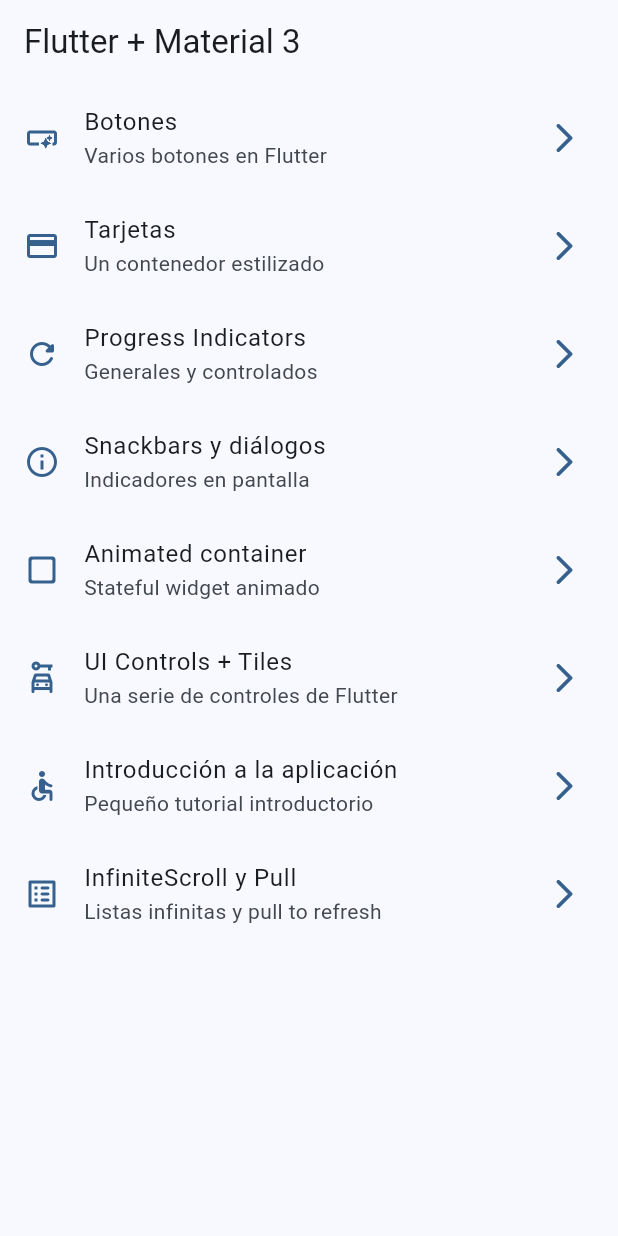
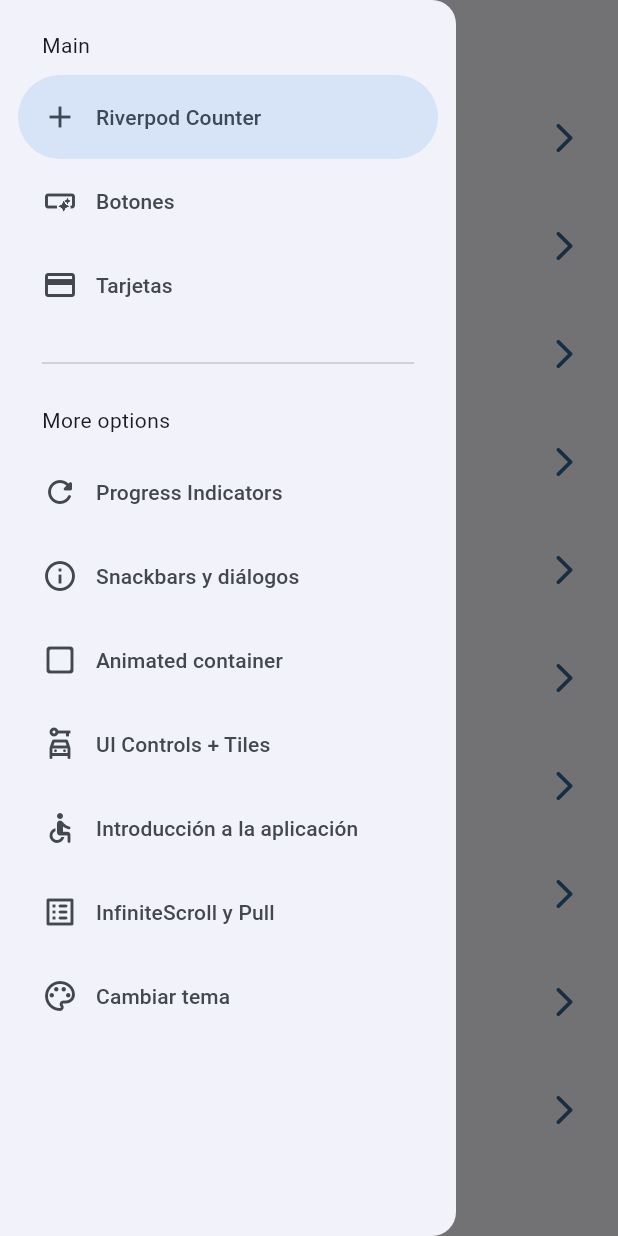
Before and after one commit to 8ctal/Flutter_mini_projects, a Flutter app: the screen it shows after launch, with the side drawer open (before the commit the screen has no drawer), on a phone screen of 412 x 824 dp. Run offline on Flutter 3.47's test engine with Material 3 defaults, Android fonts, the phone set to English and light mode, and no system bars; our stand-ins replace animate_do, flutter_riverpod, go_router, video_player.

Commit message:
Adding Riverpod provoder and change color scheme screen with dark mode

```diff
--- a/widgets_app/lib/config/menu/menu_items.dart
+++ b/widgets_app/lib/config/menu/menu_items.dart
@@ -14,6 +14,11 @@
 }
 
 const appMenuItems = <MenuItem>[
+  MenuItem(
+      title: 'Riverpod Counter',
+      subTitle: 'Contador de clicks con Riverpod',
+      link: '/counter',
+      icon: Icons.add),
   MenuItem(
       title: 'Botones',
       subTitle: 'Varios botones en Flutter',
@@ -54,4 +59,9 @@
       subTitle: 'Listas infinitas y pull to refresh',
       link: '/infinite',
       icon: Icons.list_alt_rounded),
+  MenuItem(
+      title: 'Cambiar tema',
+      subTitle: 'Cambiar tema de la aplicación',
+      link: '/theme-changer',
+      icon: Icons.color_lens_outlined),
 ];
--- a/widgets_app/lib/config/router/app_router.dart
+++ b/widgets_app/lib/config/router/app_router.dart
@@ -50,5 +50,15 @@
       name: InfiniteScrollScreen.name,
       builder: (context, state) => const InfiniteScrollScreen(),
     ),
+    GoRoute(
+      path: '/counter',
+      name: CounterScreen.name,
+      builder: (context, state) => const CounterScreen(),
+    ),
+    GoRoute(
+      path: '/theme-changer',
+      name: ThemeChangerScreen.name,
+      builder: (context, state) => const ThemeChangerScreen(),
+    ),
   ],
 );
--- a/widgets_app/lib/config/theme/app_theme.dart
+++ b/widgets_app/lib/config/theme/app_theme.dart
@@ -14,14 +14,23 @@
 
 class AppTheme {
   final int selectedColor;
+  final bool isDarkMode;
 
-  AppTheme({this.selectedColor = 0})
-      : assert(selectedColor >= 0, 'Selected color must be greater then 0'),
+  AppTheme({
+    this.selectedColor = 0,
+    this.isDarkMode = false,
+  })  : assert(selectedColor >= 0, 'Selected color must be greater then 0'),
         assert(selectedColor < colorList.length,
             'Selected color must be less or equal than ${colorList.length - 1}');
 
   ThemeData getTheme() => ThemeData(
       useMaterial3: true,
+      brightness: isDarkMode ? Brightness.dark : Brightness.light,
       colorSchemeSeed: colorList[selectedColor],
       appBarTheme: const AppBarTheme(centerTitle: false));
+
+  AppTheme copyWith({int? selectedColor, bool? isDarkMode}) => AppTheme(
+        selectedColor: selectedColor ?? this.selectedColor,
+        isDarkMode: isDarkMode ?? this.isDarkMode,
+      );
 }
--- a/widgets_app/lib/main.dart
+++ b/widgets_app/lib/main.dart
@@ -1,20 +1,23 @@
 import 'package:flutter/material.dart';
+import 'package:flutter_riverpod/flutter_riverpod.dart';
 import 'package:widgets_app/config/router/app_router.dart';
 import 'package:widgets_app/config/theme/app_theme.dart';
+import 'package:widgets_app/presentation/providers/theme_provider.dart';
 
 void main() {
-  runApp(const MainApp());
+  runApp(ProviderScope(child: const MainApp()));
 }
 
-class MainApp extends StatelessWidget {
+class MainApp extends ConsumerWidget {
   const MainApp({super.key});
 
   @override
-  Widget build(BuildContext context) {
+  Widget build(BuildContext context, WidgetRef ref) {
+    final AppTheme appTheme = ref.watch(themeNotifierProvider);
     return MaterialApp.router(
       routerConfig: appRouter,
       debugShowCheckedModeBanner: false,
-      theme: AppTheme(selectedColor: 0).getTheme(),
+      theme: appTheme.getTheme(),
     );
   }
 }
--- /dev/null
+++ b/widgets_app/lib/presentation/providers/counter_provider.dart
@@ -0,0 +1,3 @@
+import 'package:flutter_riverpod/flutter_riverpod.dart';
+
+final counterProvider = StateProvider<int>((ref) => 5);
--- a/widgets_app/lib/presentation/screens/home/home_screen.dart
+++ b/widgets_app/lib/presentation/screens/home/home_screen.dart
@@ -1,6 +1,7 @@
 import 'package:flutter/material.dart';
 import 'package:go_router/go_router.dart';
 import 'package:widgets_app/config/menu/menu_items.dart';
+import 'package:widgets_app/presentation/widgets/side_menu.dart';
 // import 'package:widgets_app/presentation/screens/cards/cards_screen.dart';
 
 class HomeScreen extends StatelessWidget {
@@ -10,11 +11,16 @@
 
   @override
   Widget build(BuildContext context) {
+    final scaffoldKey = GlobalKey<ScaffoldState>();
     return Scaffold(
+      key: scaffoldKey,
       appBar: AppBar(
         title: const Text('Flutter + Material 3'),
       ),
       body: const _HomeView(),
+      drawer: SideMenu(
+        scaffoldKey: scaffoldKey,
+      ),
     );
   }
 }
--- a/widgets_app/lib/presentation/screens/screens.dart
+++ b/widgets_app/lib/presentation/screens/screens.dart
@@ -2,8 +2,10 @@
 export 'package:widgets_app/presentation/screens/app_tutorial/app_tutorial_screen.dart';
 export 'package:widgets_app/presentation/screens/buttons/buttons_screen.dart';
 export 'package:widgets_app/presentation/screens/cards/cards_screen.dart';
+export 'package:widgets_app/presentation/screens/counter/counter_screen.dart';
 export 'package:widgets_app/presentation/screens/home/home_screen.dart';
 export 'package:widgets_app/presentation/screens/infinite_scroll/infinite_scroll_screen.dart';
 export 'package:widgets_app/presentation/screens/progress/progress_screen.dart';
 export 'package:widgets_app/presentation/screens/snackbar/snackbar_screen.dart';
+export 'package:widgets_app/presentation/screens/theme_changer/theme_changer_screen.dart';
 export 'package:widgets_app/presentation/screens/ui_controls/ui_controls_screen.dart';
--- /dev/null
+++ b/widgets_app/lib/presentation/widgets/side_menu.dart
@@ -0,0 +1,58 @@
+import 'package:flutter/material.dart';
+import 'package:go_router/go_router.dart';
+import 'package:widgets_app/config/menu/menu_items.dart';
+
+class SideMenu extends StatefulWidget {
+  final GlobalKey<ScaffoldState> scaffoldKey;
+
+  const SideMenu({super.key, required this.scaffoldKey});
+
+  @override
+  State<SideMenu> createState() => _SideMenuState();
+}
+
+class _SideMenuState extends State<SideMenu> {
+  int navDrawerIndex = 0;
+  @override
+  Widget build(BuildContext context) {
+    final hasNotch = MediaQuery.of(context).viewPadding.top > 35;
+
+    return NavigationDrawer(
+      selectedIndex: navDrawerIndex,
+      onDestinationSelected: (value) {
+        setState(() {
+          navDrawerIndex = value;
+        });
+        final menuItem = appMenuItems[value];
+        context.push(menuItem.link);
+        widget.scaffoldKey.currentState?.closeDrawer();
+      },
+      children: [
+        Padding(
+          padding: EdgeInsets.fromLTRB(28, hasNotch ? 0 : 20, 16, 10),
+          child: const Text('Main'),
+        ),
+        ...appMenuItems.sublist(0, 3).map(
+              (item) => NavigationDrawerDestination(
+                icon: Icon(item.icon),
+                label: Text(item.title),
+              ),
+            ),
+        const Padding(
+          padding: EdgeInsets.fromLTRB(28, 16, 28, 10),
+          child: Divider(),
+        ),
+        const Padding(
+          padding: EdgeInsets.fromLTRB(28, 10, 16, 10),
+          child: Text('More options'),
+        ),
+        ...appMenuItems.sublist(3).map(
+              (item) => NavigationDrawerDestination(
+                icon: Icon(item.icon),
+                label: Text(item.title),
+              ),
+            ),
+      ],
+    );
+  }
+}
--- a/widgets_app/pubspec.yaml
+++ b/widgets_app/pubspec.yaml
@@ -10,6 +10,7 @@
   animate_do: ^3.3.4
   flutter:
     sdk: flutter
+  flutter_riverpod: ^2.6.1
   go_router: ^14.7.1
 
 dev_dependencies:
```
Also changed, not shown: widgets_app/lib/presentation/providers/theme_provider.dart (added, +30 -0 lines), widgets_app/lib/presentation/screens/counter/counter_screen.dart (added, +42 -0 lines), widgets_app/lib/presentation/screens/theme_changer/theme_changer_screen.dart (added, +63 -0 lines), widgets_app/pubspec.lock, 1 other file.
